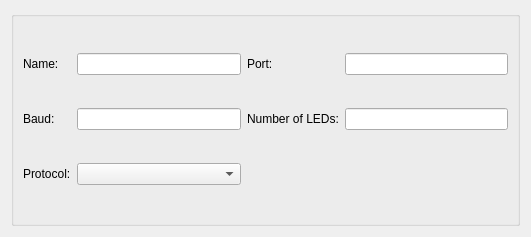
First picture: the form in qt/ManualDevicesSettingsPage/SerialSettingsEntry/SerialSettingsEntry.ui, repository CalcProgrammer1/OpenRGB, before the edit.
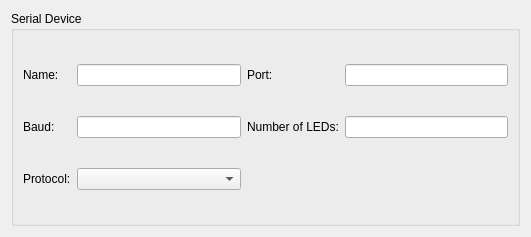
Second picture: the form after the edit.

Commit message: Add device entry titles

The edit to the form file:
```diff
--- a/qt/ManualDevicesSettingsPage/SerialSettingsEntry/SerialSettingsEntry.ui
+++ b/qt/ManualDevicesSettingsPage/SerialSettingsEntry/SerialSettingsEntry.ui
@@ -23,7 +23,7 @@
    <item row="1" column="0" colspan="2">
     <widget class="QGroupBox" name="groupBox">
      <property name="title">
-      <string/>
+      <string>Serial Device</string>
      </property>
      <layout class="QGridLayout" name="gridLayout_2">
       <item row="1" column="5">
```
The commit also changes 12 other files.
